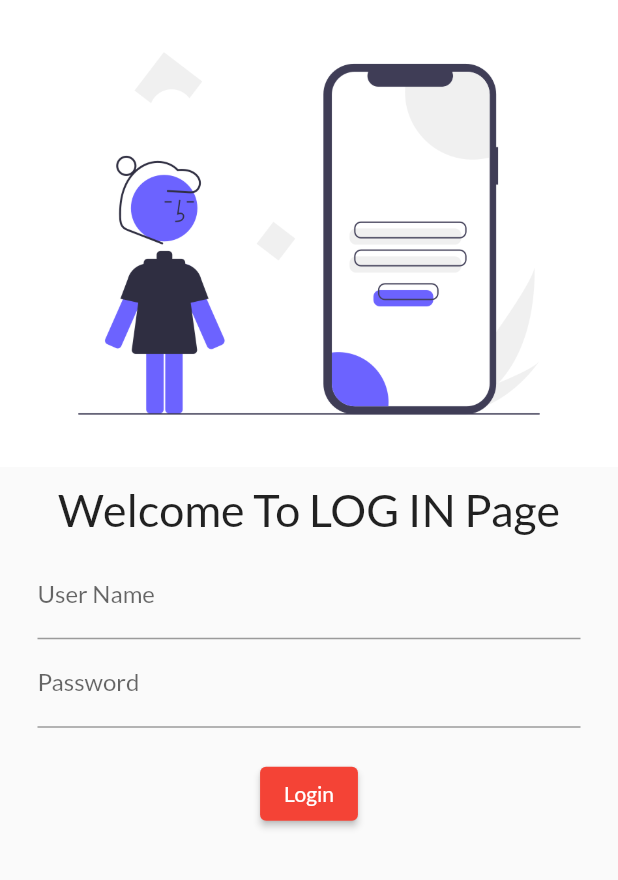
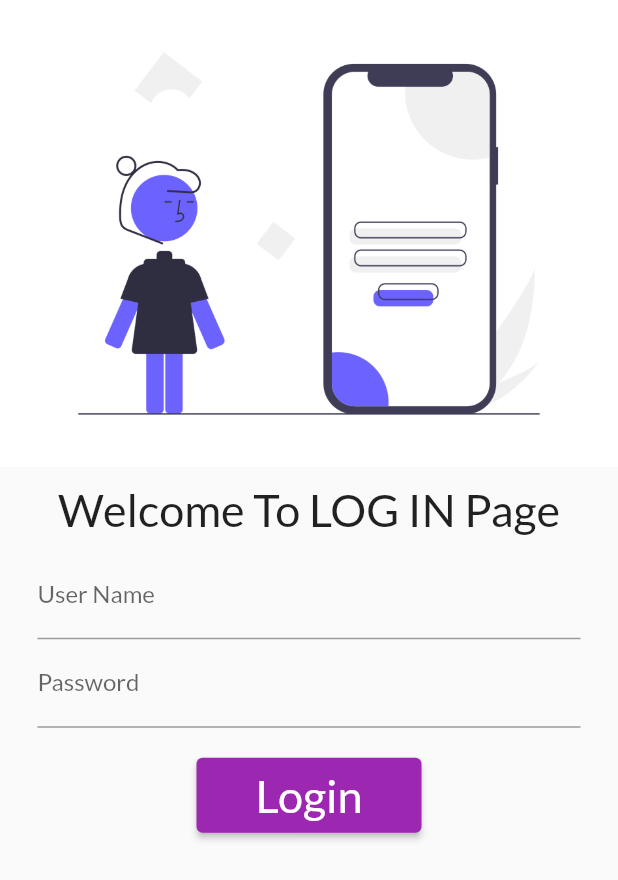
Before and after one commit to praveenmehta010/Myflutterapp, a Flutter app: the screen it shows after launch, on a phone screen of 412 x 824 dp. Shown: the top 880 px of the screen. Run offline on Flutter 3.47's test engine with Material 2 defaults, Android fonts, the phone set to English and light mode, and no system bars; our stand-ins replace google_fonts.

Commit message:
Day5 Complete

```diff
--- a/lib/main.dart
+++ b/lib/main.dart
@@ -1,3 +1,4 @@
+import 'package:application/utils/routes.dart';
 import 'package:flutter/material.dart';
 import 'pages/Home_Page.dart';
 import 'pages/Login_page.dart';
@@ -13,15 +14,15 @@ class myapp extends StatelessWidget {
     return MaterialApp(
       themeMode: ThemeMode.light,
       theme: ThemeData(
-        primarySwatch: Colors.red,
+        primarySwatch: Colors.purple,
         fontFamily: GoogleFonts.lato().fontFamily,
       ),
       darkTheme: ThemeData(brightness: Brightness.dark),
       // initialRoute: "/home",
       routes: {
         "/": (context) => Login(),
-        "/Login_page": (context) => Login(),
-        "/home": (context) => HomePage(),
+        Myroute.loginRoute : (context) => Login(),
+        Myroute.homeRoute: (context) => HomePage(),
       },
     );
   }
--- a/lib/pages/Login_page.dart
+++ b/lib/pages/Login_page.dart
@@ -1,3 +1,4 @@
+import 'package:application/utils/routes.dart';
 import 'package:flutter/material.dart';
 
 class Login extends StatelessWidget {
@@ -6,6 +7,7 @@ class Login extends StatelessWidget {
   @override
   Widget build(BuildContext context) {
     return Material(
+      child: SingleChildScrollView(
         child: Column(
           children: [
             Image.asset(
@@ -42,15 +44,21 @@ class Login extends StatelessWidget {
                     height: 20,
                   ),
                   ElevatedButton(
+
                       onPressed: (() {
-                      print("Button got clicked");
+                        Navigator.pushNamed(context, Myroute.homeRoute);
                       }),
-                    child: Text("Login"))
+                      child: Text("Login",
+                      style: TextStyle(fontSize: 30, color: Colors.white),
+                      ),
+                      style: TextButton.styleFrom(minimumSize: Size(150, 50)),
+                    )
                 ],
               ),
             ),
           ],
         ),
+      ),
     );
   }
 }
--- /dev/null
+++ b/lib/utils/routes.dart
@@ -0,0 +1,4 @@
+class Myroute {
+  static String loginRoute = "/Login_page";
+  static String homeRoute = "/home";
+}
```
Lines whose indentation alone changed are shown as unchanged.
